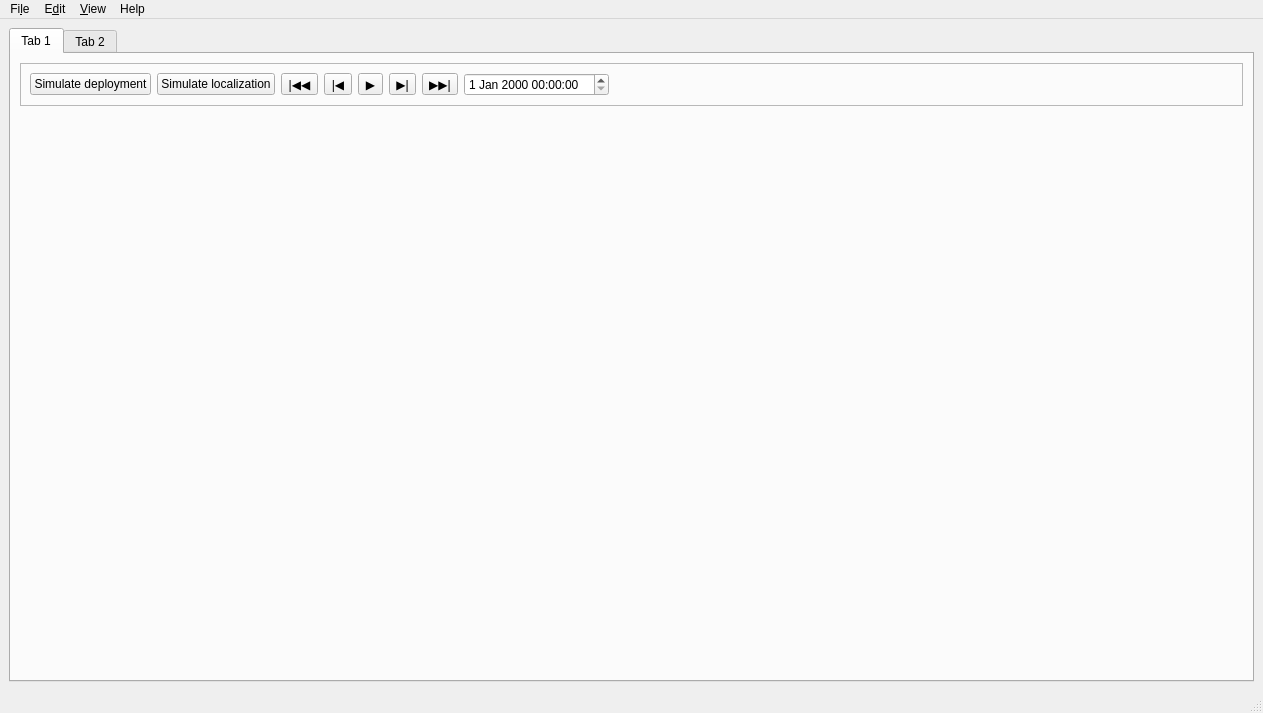
spel-uchile/Pypredict, file ui/main_window.ui: the form before one commit.
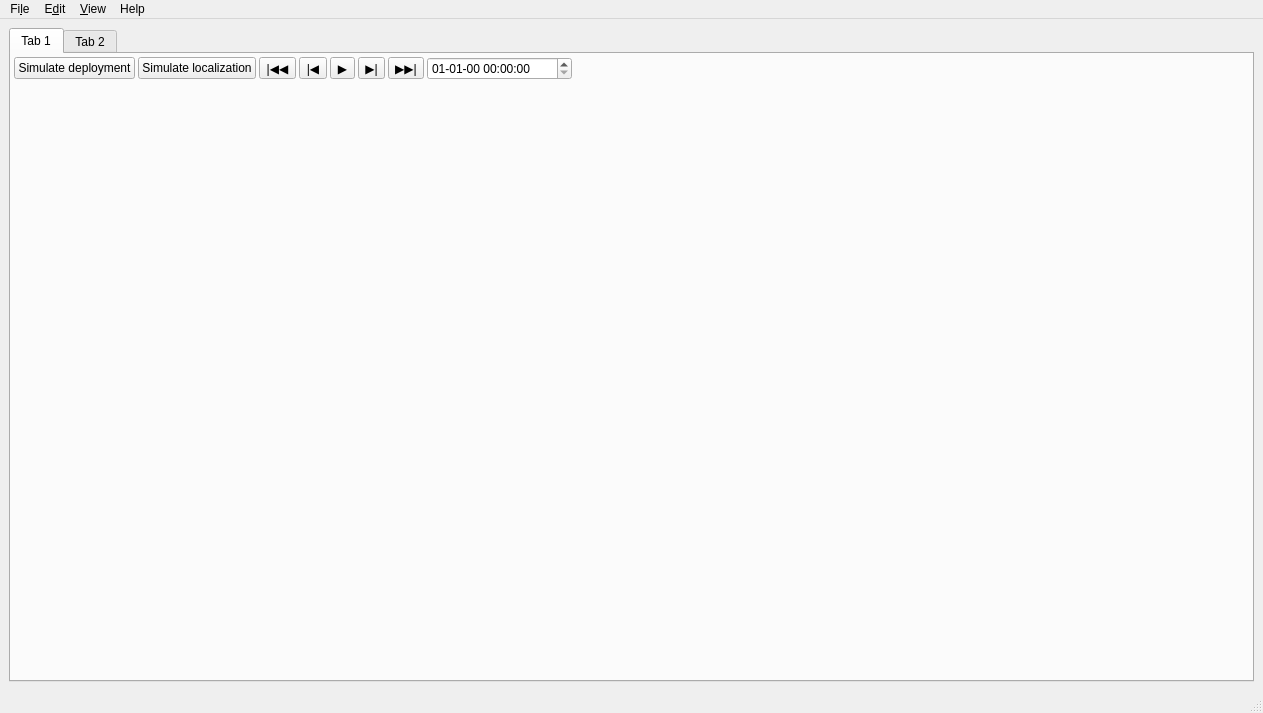
The form after the commit.

Commit message: Improved the layout of the main window.

What changed in the file:
```diff
--- a/ui/main_window.ui
+++ b/ui/main_window.ui
@@ -31,6 +31,21 @@
         <string>Tab 1</string>
        </attribute>
        <layout class="QVBoxLayout" name="verticalLayout_4">
+        <property name="spacing">
+         <number>0</number>
+        </property>
+        <property name="leftMargin">
+         <number>0</number>
+        </property>
+        <property name="topMargin">
+         <number>0</number>
+        </property>
+        <property name="rightMargin">
+         <number>0</number>
+        </property>
+        <property name="bottomMargin">
+         <number>0</number>
+        </property>
         <item>
          <widget class="QFrame" name="frame_2">
           <property name="sizePolicy">
@@ -40,12 +55,27 @@
            </sizepolicy>
           </property>
           <property name="frameShape">
-           <enum>QFrame::StyledPanel</enum>
+           <enum>QFrame::NoFrame</enum>
           </property>
           <property name="frameShadow">
            <enum>QFrame::Raised</enum>
           </property>
           <layout class="QHBoxLayout" name="horizontalLayout_3">
+           <property name="spacing">
+            <number>3</number>
+           </property>
+           <property name="leftMargin">
+            <number>3</number>
+           </property>
+           <property name="topMargin">
+            <number>3</number>
+           </property>
+           <property name="rightMargin">
+            <number>3</number>
+           </property>
+           <property name="bottomMargin">
+            <number>0</number>
+           </property>
            <item>
             <widget class="QPushButton" name="dpl_button">
              <property name="text">
@@ -96,7 +126,23 @@
             </widget>
            </item>
            <item>
-            <widget class="QDateTimeEdit" name="datetime"/>
+            <widget class="QDateTimeEdit" name="datetime">
+             <property name="sizePolicy">
+              <sizepolicy hsizetype="Minimum" vsizetype="Fixed">
+               <horstretch>0</horstretch>
+               <verstretch>0</verstretch>
+              </sizepolicy>
+             </property>
+             <property name="minimumSize">
+              <size>
+               <width>145</width>
+               <height>0</height>
+              </size>
+             </property>
+             <property name="displayFormat">
+              <string>dd-MM-yy HH:mm:ss</string>
+             </property>
+            </widget>
            </item>
            <item>
             <spacer name="horizontalSpacer">
@@ -128,7 +174,23 @@
             <height>16777215</height>
            </size>
           </property>
-          <layout class="QVBoxLayout" name="verticalLayout"/>
+          <layout class="QVBoxLayout" name="verticalLayout">
+           <property name="spacing">
+            <number>0</number>
+           </property>
+           <property name="leftMargin">
+            <number>0</number>
+           </property>
+           <property name="topMargin">
+            <number>0</number>
+           </property>
+           <property name="rightMargin">
+            <number>0</number>
+           </property>
+           <property name="bottomMargin">
+            <number>0</number>
+           </property>
+          </layout>
          </widget>
         </item>
        </layout>
```
Left out of the diff: 14 changed lines with no effect on the pictures. The commit also changes 1 other file.
